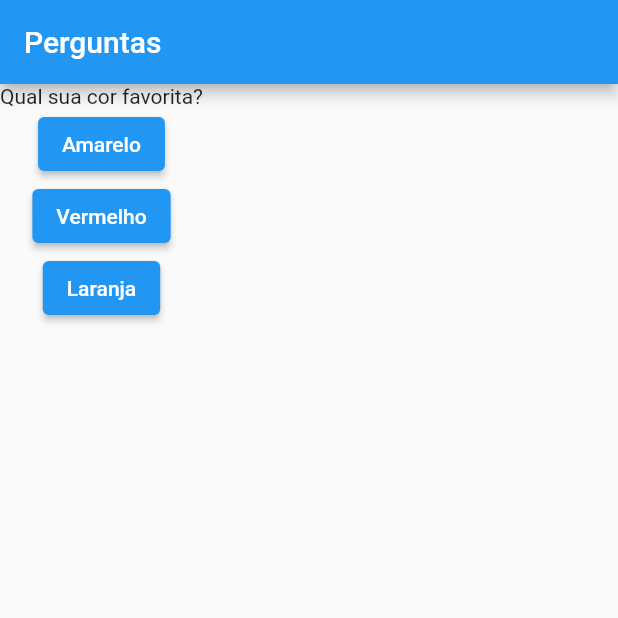
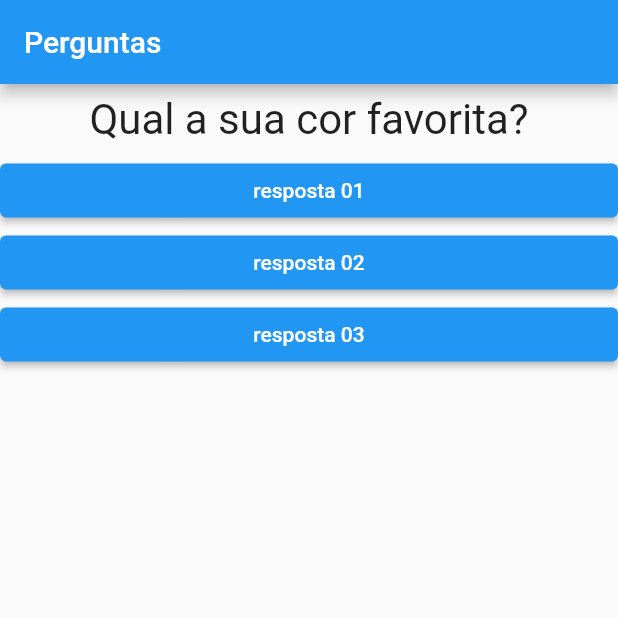
Before and after one commit to nellysbr/curso_flutter, a Flutter app: the screen it shows after launch, on a phone screen of 412 x 824 dp, the top half of it. Run offline on Flutter 3.47's test engine with Material 2 defaults, Android fonts, the phone set to English and light mode, and no system bars.

```diff
--- /dev/null
+++ b/lib/answer_buttons.dart
@@ -0,0 +1,24 @@
+import 'package:flutter/material.dart';
+
+class AnswerButtons extends StatelessWidget {
+  final String respostas;
+  final void Function() selectedQuestions;
+
+  const AnswerButtons(this.respostas, this.selectedQuestions, {super.key});
+
+  @override
+  Widget build(BuildContext context) {
+    return SizedBox(
+      width: double.infinity,
+      child: ElevatedButton(
+        style: ButtonStyle(
+            backgroundColor: MaterialStateProperty.all(Colors.blue)),
+        onPressed: selectedQuestions,
+        child: Text(
+          respostas,
+          style: const TextStyle(color: Colors.white),
+        ),
+      ),
+    );
+  }
+}
--- a/lib/main.dart
+++ b/lib/main.dart
@@ -1,4 +1,6 @@
 import 'package:flutter/material.dart';
+import 'questions.dart';
+import 'answer_buttons.dart';
 
 // main() {
 //   runApp(new perguntasApp());
@@ -11,17 +13,25 @@ main() => runApp(const PerguntasApp());
 class PerguntaAppState extends State<PerguntasApp> {
   var perguntaSelecionada = 0;
 
-  final List<String> perguntas = [
-    'Qual sua cor favorita?',
-    'qual e o seu animal favorito?',
+  final List<Map<String, Object>> perguntas = [
+    {
+      'texto': 'Qual a sua cor favorita?',
+      'respostas': ['Amarelo', 'Azul', 'Vermelho']
+    },
+    {
+      'texto': 'Qual o seu animal favorito?',
+      'respostas': ['Cachorro', 'Gato', 'Macaco']
+    },
   ];
 
-  void responder() {
+  void _responder() {
     setState(() {
       perguntaSelecionada++;
     });
-    debugPrint('Respondeu a pergunta');
+    debugPrint(perguntas[perguntaSelecionada]['texto'] as String);
   }
+
+  List<Widget> answerWidget = [];
 
   @override
   Widget build(BuildContext context) {
@@ -32,10 +42,10 @@ class PerguntaAppState extends State<PerguntasApp> {
         ),
         body: Column(
           children: <Widget>[
-            Text(perguntas.elementAt(perguntaSelecionada)),
-            ElevatedButton(onPressed: responder, child: const Text('Amarelo')),
-            ElevatedButton(onPressed: responder, child: const Text('Vermelho')),
-            ElevatedButton(onPressed: responder, child: const Text('Laranja')),
+            Questao(perguntas[perguntaSelecionada]['texto'].toString()),
+            AnswerButtons("resposta 01", _responder),
+            AnswerButtons("resposta 02", _responder),
+            AnswerButtons("resposta 03", _responder)
           ],
         ),
       ),
--- /dev/null
+++ b/lib/questions.dart
@@ -0,0 +1,24 @@
+import 'package:flutter/material.dart';
+
+//Container widget - existe um componente dentro do container chamado child (conteudo)
+// padding - espacamento dentro do container
+
+class Questao extends StatelessWidget {
+  final String texto;
+
+  const Questao(this.texto, {super.key});
+
+  @override
+  Widget build(BuildContext context) {
+    return Container(
+      width: double.infinity,
+      margin: const EdgeInsets.all(7),
+      // margin: EdgeInsets.fromLTRB(left, top, right, bottom), usado se quiser aplicar margem personalizada em diferentes pontos
+      child: Text(
+        texto,
+        style: const TextStyle(fontSize: 28),
+        textAlign: TextAlign.center,
+      ),
+    );
+  }
+}
```
